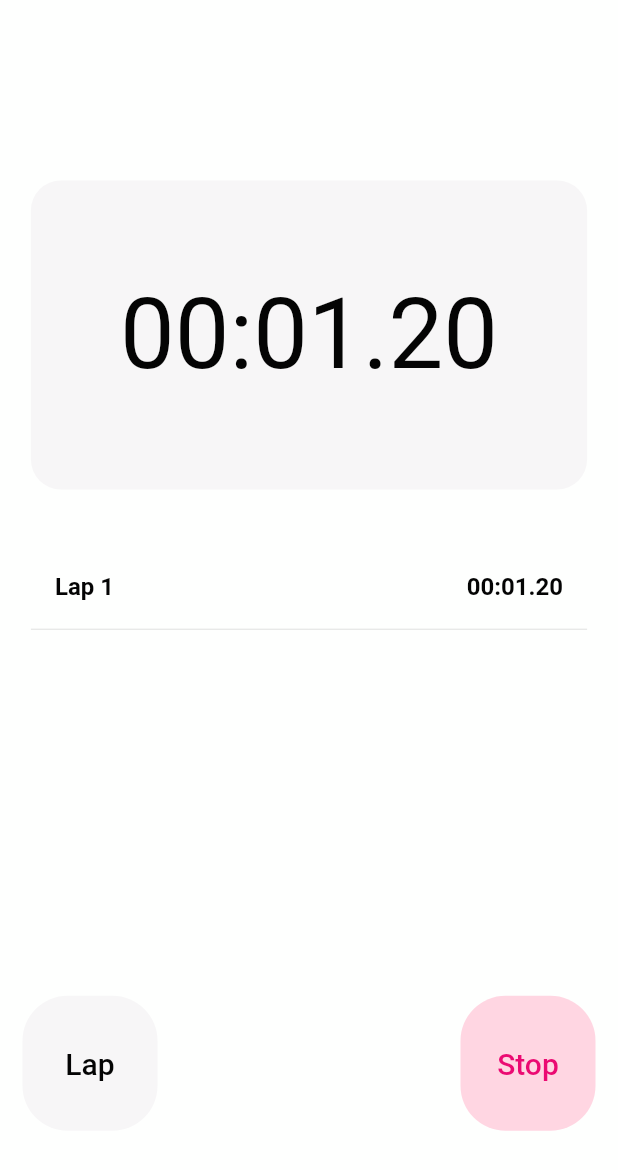
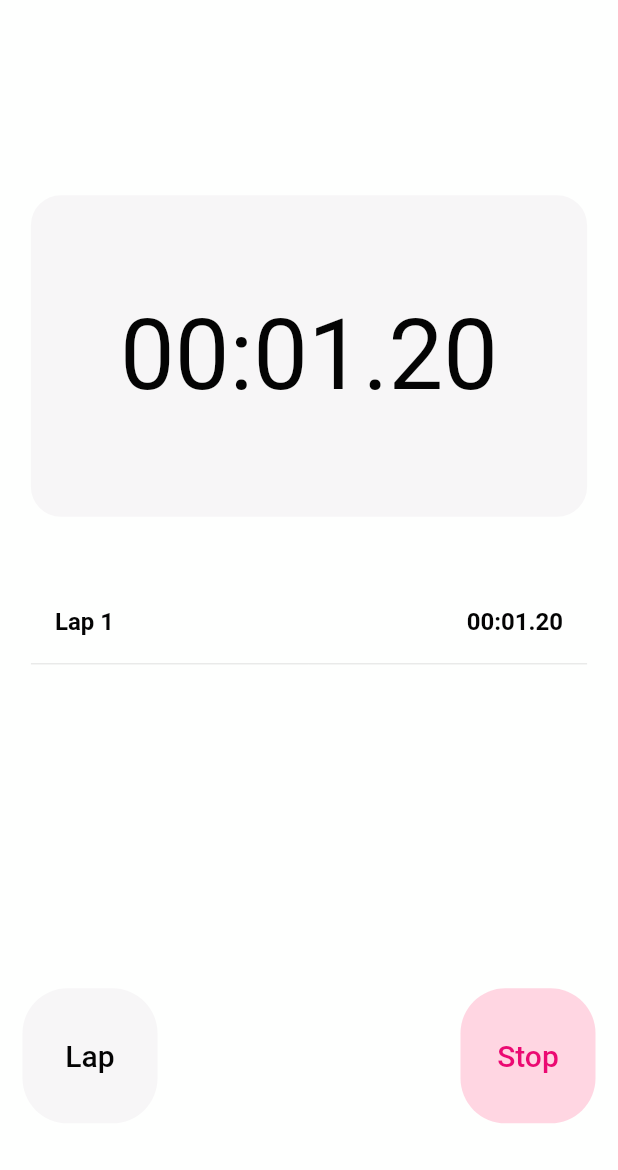
Before and after one commit to vincentmDAS/flutter_stopwatch, a Flutter app: the screen it shows after launch, after a tap on "Start", on a phone screen of 412 x 824 dp. Shown: the top 1170 px of the screen. Run offline on Flutter 3.47's test engine with Material 2 defaults, Android fonts, the phone set to English and light mode, and no system bars; our stand-ins replace device_preview, flutter_riverpod.

Commit message:
update size

```diff
--- a/lib/home_page.dart
+++ b/lib/home_page.dart
@@ -52,7 +52,7 @@
     final StopWatchNotifier myStopWatch = ref.watch(stopWatchProvider);
 
     return Container(
-      height: MediaQuery.of(context).size.height * 0.25,
+      height: MediaQuery.of(context).size.height * 0.26,
       width: MediaQuery.of(context).size.width * 0.9,
       decoration: const BoxDecoration(
         color: AppColors.backgroundGrey,
@@ -79,7 +79,7 @@
   Widget build(BuildContext context, WidgetRef ref) {
     final StopWatchNotifier myStopWatch = ref.watch(stopWatchProvider);
     return SizedBox(
-      height: MediaQuery.of(context).size.height * 0.3,
+      height: MediaQuery.of(context).size.height * 0.26,
       width: MediaQuery.of(context).size.width * 0.9,
       child: SingleChildScrollView(
         child: Column(
--- a/lib/main.dart
+++ b/lib/main.dart
@@ -10,7 +10,7 @@
 
   runApp(
     DevicePreview(
-      enabled: false,
+      enabled: true,
       builder: (context) {
         return const ProviderScope(
           child: MyApp(),
```
